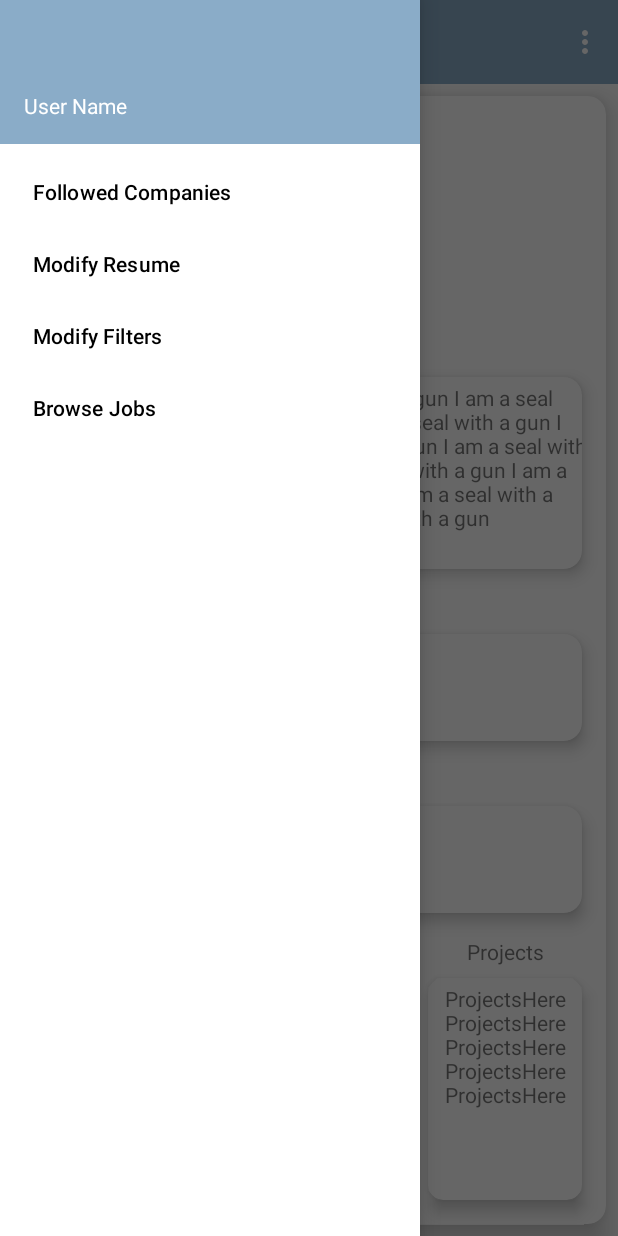
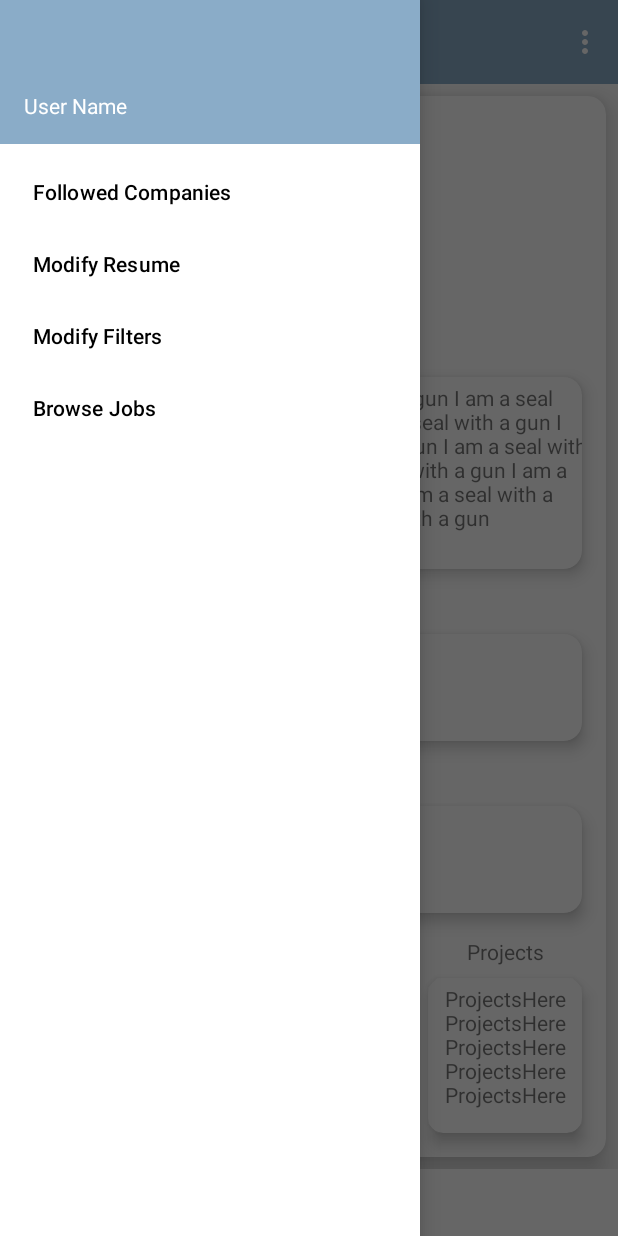
Before and after one commit to TeamSealSearch/Android, an Android app: the fragment frag_detailedApplicant placed in its activity, with the side drawer open, on a phone screen of 412 x 824 dp. Run offline under Robolectric (Android 15) with nearby library versions, the light colour scheme and no system bars; 3 statements that could not run were skipped.

Commit message:
scrollview added

```diff
--- a/app/src/main/res/layout/fragment_applicant_profile.xml
+++ b/app/src/main/res/layout/fragment_applicant_profile.xml
@@ -6,13 +6,22 @@
     android:layout_height="match_parent"
     tools:context=".frag_detailedApplicant">
 
-    <androidx.constraintlayout.widget.ConstraintLayout
+    <ScrollView
         android:layout_width="match_parent"
         android:layout_height="match_parent">
 
+        <LinearLayout
+            android:layout_width="match_parent"
+            android:layout_height="wrap_content"
+            android:orientation="vertical" >
+
+            <androidx.constraintlayout.widget.ConstraintLayout
+                android:layout_width="match_parent"
+                android:layout_height="wrap_content">
+
                 <androidx.cardview.widget.CardView
                     android:layout_width="match_parent"
-            android:layout_height="0dp"
+                    android:layout_height="wrap_content"
                     android:layout_marginStart="8dp"
                     android:layout_marginTop="8dp"
                     android:layout_marginEnd="8dp"
@@ -26,12 +35,12 @@
 
                     <androidx.constraintlayout.widget.ConstraintLayout
                         android:layout_width="match_parent"
-                android:layout_height="match_parent">
+                        android:layout_height="wrap_content">
 
                         <androidx.cardview.widget.CardView
                             android:id="@+id/smallProjectCard"
                             android:layout_width="0dp"
-                    android:layout_height="0dp"
+                            android:layout_height="wrap_content"
                             android:layout_marginStart="16dp"
                             android:layout_marginTop="8dp"
                             android:layout_marginEnd="16dp"
@@ -294,5 +303,7 @@
                 </androidx.cardview.widget.CardView>
 
             </androidx.constraintlayout.widget.ConstraintLayout>
+        </LinearLayout>
+    </ScrollView>
 
 </FrameLayout>
```
Lines whose indentation alone changed are shown as unchanged.
